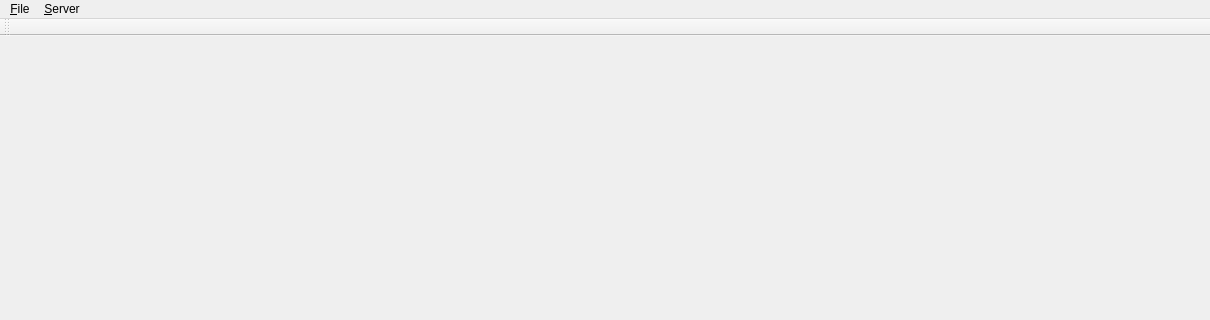
This is mainwindow.ui in PlayWithIt/TFStubViz as Qt 5 draws it before an edit; both pictures show x 0 to 1210 and y 0 to 320 of the 1210 by 900 pixel window. The edited form follows.
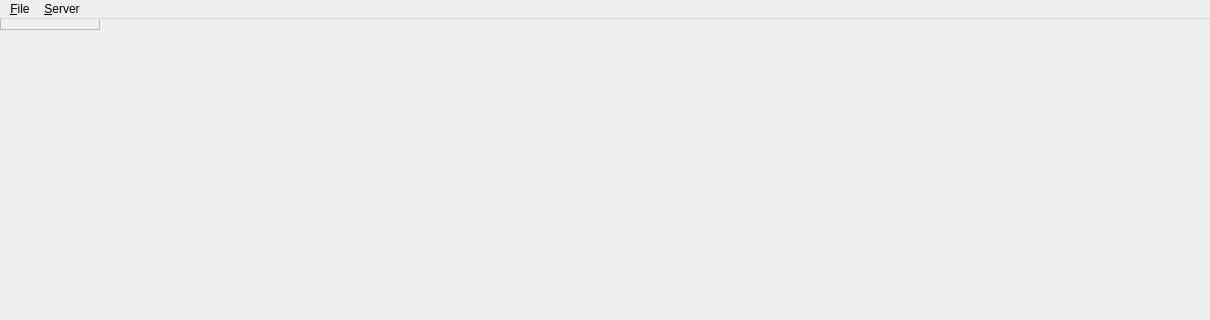
This is the edited form.

```diff
--- a/mainwindow.ui
+++ b/mainwindow.ui
@@ -34,8 +34,8 @@
      <rect>
       <x>0</x>
       <y>0</y>
-      <width>1208</width>
-      <height>837</height>
+      <width>1206</width>
+      <height>840</height>
      </rect>
     </property>
     <property name="sizePolicy">
@@ -75,14 +75,6 @@
    <addaction name="menu_File"/>
    <addaction name="menu_Server"/>
   </widget>
-  <widget class="QToolBar" name="mainToolBar">
-   <attribute name="toolBarArea">
-    <enum>TopToolBarArea</enum>
-   </attribute>
-   <attribute name="toolBarBreak">
-    <bool>false</bool>
-   </attribute>
-  </widget>
   <widget class="QStatusBar" name="statusBar"/>
   <action name="action_Exit">
    <property name="text">
```
Left out of the diff: 2 changed lines with no effect on the pictures.
